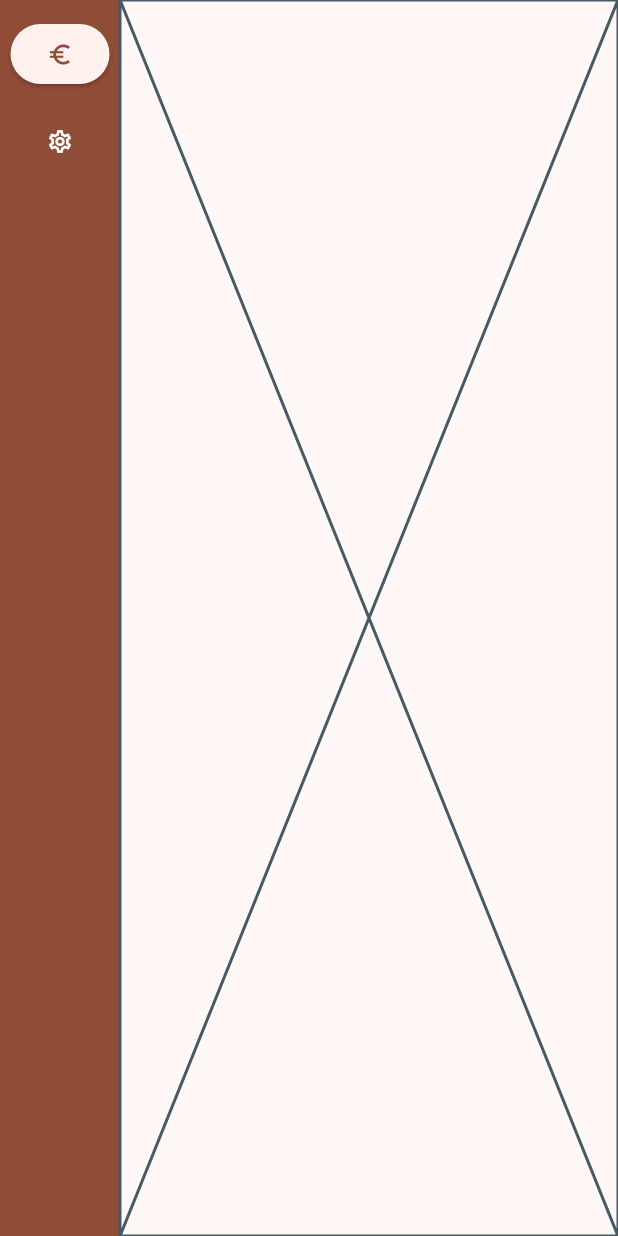
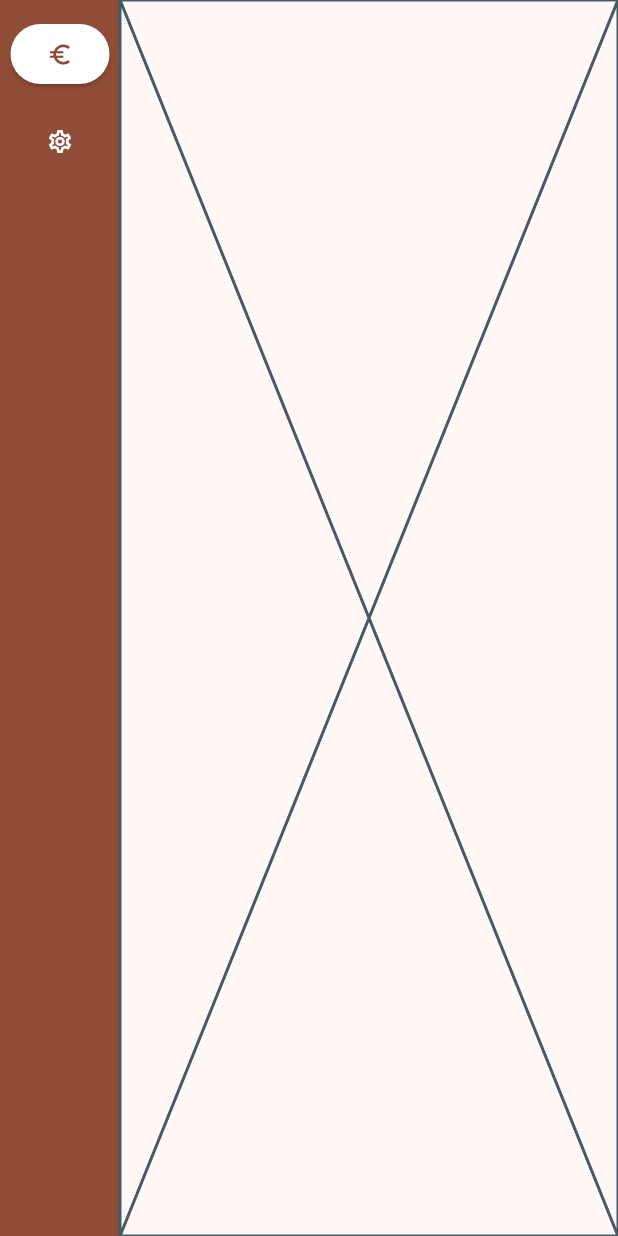
Before and after one commit to Bogghi/i-barbieri-manager, a Flutter app: the CounterApp screen opened by its route, on a phone screen of 412 x 824 dp. Run offline on Flutter 3.47's test engine with Material 3 defaults, Android fonts, the phone set to English and light mode, and no system bars; our stand-ins replace flutter_dotenv, font_awesome_flutter, google_fonts; missing offline and left inert: crypt, dart:html.

Commit message:
refactore side bar buttons

```diff
--- a/src/frontend/lib/pages/console/widgets/console_side_bar.dart
+++ b/src/frontend/lib/pages/console/widgets/console_side_bar.dart
@@ -1,4 +1,5 @@
 import 'package:flutter/material.dart';
+import 'package:frontend/pages/console/widgets/sidebar_button.dart';
 
 class ConsoleSideBar extends StatelessWidget {
   const ConsoleSideBar({super.key});
@@ -13,28 +14,16 @@ class ConsoleSideBar extends StatelessWidget {
         padding: const EdgeInsets.only(top: 12),
         child: Column(
           children: [
-            ElevatedButton(
+            SidebarButton(
+              active: true,
+              icon: const Icon(Icons.euro_symbol_outlined),
               onPressed: () {},
-              child: const SizedBox(
-                height: 40,
-                child: Icon(Icons.euro_symbol_outlined)
-              ),
             ),
             const SizedBox(height: 10),
-            ElevatedButton(
-              style: ElevatedButton.styleFrom(
-                backgroundColor: Colors.transparent,
-                shadowColor: Colors.transparent,
-              ),
+            SidebarButton(
+              icon: const Icon(Icons.settings_outlined),
               onPressed: () {},
-              child: SizedBox(
-                height: 40,
-                child: Icon(
-                  Icons.settings_outlined,
-                  color: Theme.of(context).colorScheme.onPrimary,
-                ),
-              ),
-            ),
+            )
           ],
         ),
       ),
--- /dev/null
+++ b/src/frontend/lib/pages/console/widgets/sidebar_button.dart
@@ -0,0 +1,31 @@
+import 'package:flutter/material.dart';
+
+class SidebarButton extends StatelessWidget {
+  final Widget icon;
+  final VoidCallback onPressed;
+  final bool active;
+
+  const SidebarButton({
+    super.key,
+    required this.icon,
+    required this.onPressed,
+    this.active = false
+  });
+
+  @override
+  Widget build(BuildContext context) {
+    return ElevatedButton(
+      style: ElevatedButton.styleFrom(
+        backgroundColor: active ? Theme.of(context).colorScheme.onPrimary : Colors.transparent,
+        foregroundColor: active ? Theme.of(context).colorScheme.primary : Theme.of(context).colorScheme.onPrimary,
+        shadowColor: active ? Theme.of(context).colorScheme.shadow : Colors.transparent,
+        iconColor: active ? Theme.of(context).colorScheme.primary : Theme.of(context).colorScheme.onSecondary,
+      ),
+      onPressed: onPressed,
+      child: SizedBox(
+        height: 40,
+        child: icon
+      ),
+    );
+  }
+}
```
